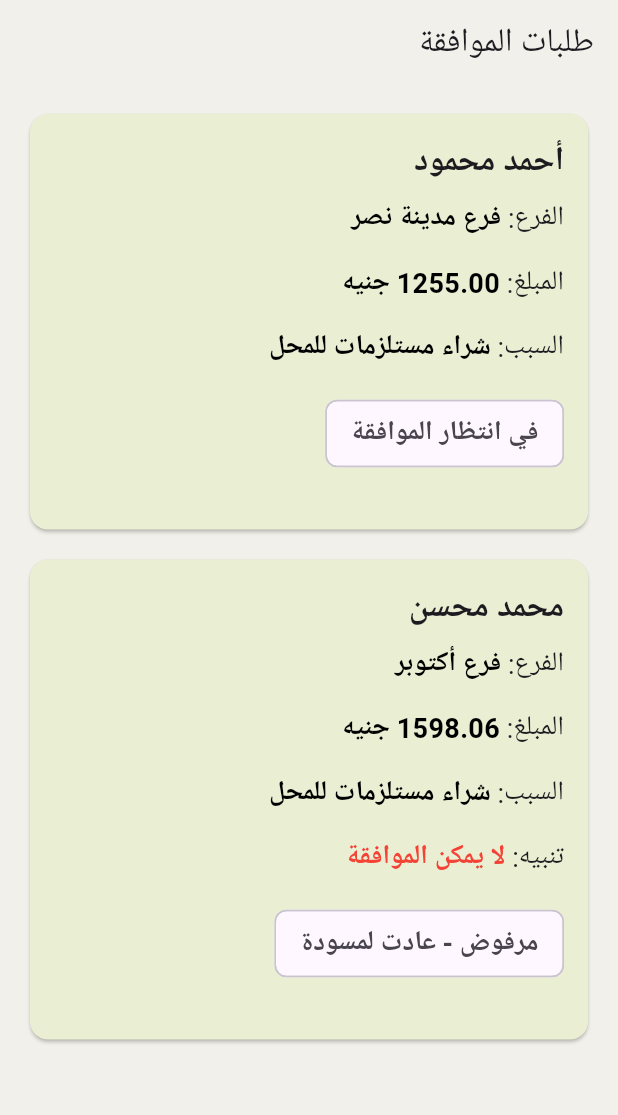
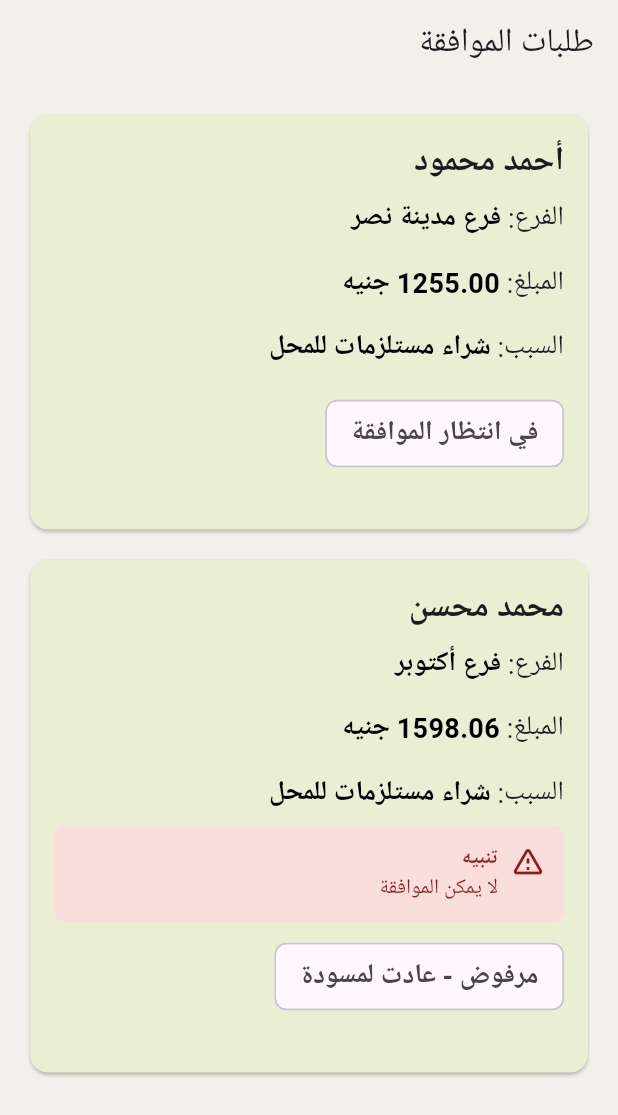
Before and after one commit to BasmalaAhmed/shop_approval_app, a Flutter app: the screen it shows after launch, on a phone screen of 412 x 824 dp. Shown: the top 1115 px of the screen. Run offline on Flutter 3.47's test engine with Material 3 defaults, Android fonts, the phone set to English and light mode, and no system bars; our stand-ins replace flutter_bloc.

Commit message:
feat: show decision errors in Arabic notices

```diff
--- /dev/null
+++ b/lib/features/approvals/presentation/widgets/approval_notice.dart
@@ -0,0 +1,44 @@
+import 'package:flutter/material.dart';
+
+class ApprovalNotice extends StatelessWidget {
+  const ApprovalNotice({super.key, required this.title, required this.message});
+
+  final String title;
+  final String message;
+
+  @override
+  Widget build(BuildContext context) {
+    final colors = Theme.of(context).colorScheme;
+
+    return Container(
+      width: double.infinity,
+      padding: const EdgeInsets.all(12),
+      decoration: BoxDecoration(
+        color: colors.errorContainer,
+        borderRadius: BorderRadius.circular(8),
+      ),
+      child: Row(
+        crossAxisAlignment: CrossAxisAlignment.start,
+        children: [
+          Icon(Icons.warning_amber_rounded, color: colors.onErrorContainer),
+          const SizedBox(width: 8),
+          Expanded(
+            child: Column(
+              crossAxisAlignment: CrossAxisAlignment.start,
+              children: [
+                Text(
+                  title,
+                  style: TextStyle(
+                    color: colors.onErrorContainer,
+                    fontWeight: FontWeight.bold,
+                  ),
+                ),
+                Text(message, style: TextStyle(color: colors.onErrorContainer)),
+              ],
+            ),
+          ),
+        ],
+      ),
+    );
+  }
+}
--- a/lib/features/approvals/presentation/widgets/approval_request_card.dart
+++ b/lib/features/approvals/presentation/widgets/approval_request_card.dart
@@ -1,6 +1,7 @@
 import 'package:flutter/material.dart';
 import 'package:shop_approval_app/features/approvals/presentation/manager/approval_requests_cubit/approval_requests_state.dart';
 import 'package:shop_approval_app/features/approvals/presentation/widgets/approval_detail_row.dart';
+import 'package:shop_approval_app/features/approvals/presentation/widgets/approval_notice.dart';
 import 'package:shop_approval_app/features/approvals/presentation/widgets/approval_status_chip.dart';
 import 'package:shop_approval_app/models/approval_request.dart';
 
@@ -19,26 +20,29 @@ class ApprovalRequestCard extends StatelessWidget {
     final pounds = request.amountInPiastres ~/ 100;
     final piastres = request.amountInPiastres % 100;
 
-    String? operationMessage;
-    Color? operationColor;
+    Widget? operationStatus;
 
     if (operation is DecisionSubmitting) {
-      operationMessage = 'جارٍ إرسال القرار...';
-      operationColor = Colors.blue;
+      operationStatus = const Text('جارٍ إرسال القرار...');
     } else if (operation is DecisionCheckingOutcome) {
-      operationMessage = 'جارٍ التحقق من النتيجة...';
-      operationColor = Colors.blue;
+      operationStatus = const Text('جارٍ التحقق من النتيجة...');
     } else if (operation is DecisionUnknownOutcome) {
       final unknown = operation as DecisionUnknownOutcome;
-      operationMessage = unknown.message ?? 'نتيجة القرار غير مؤكدة';
-      operationColor = Colors.orange;
+      operationStatus = ApprovalNotice(
+        title: 'النتيجة غير مؤكدة',
+        message: unknown.message ?? 'تعذر تأكيد نتيجة القرار.',
+      );
     } else if (operation is DecisionConflict) {
-      operationMessage = 'تم تحديث الطلب من جهاز آخر';
-      operationColor = Colors.orange;
+      operationStatus = const ApprovalNotice(
+        title: 'تم تحديث الطلب',
+        message: 'تغيّرت بيانات الطلب من جهاز آخر. يرجى مراجعة البيانات.',
+      );
     } else if (operation is DecisionFailure) {
       final failure = operation as DecisionFailure;
-      operationMessage = failure.message;
-      operationColor = Colors.red;
+      operationStatus = ApprovalNotice(
+        title: 'تعذر تنفيذ القرار',
+        message: failure.message,
+      );
     }
 
     return Card(
@@ -59,11 +63,10 @@ class ApprovalRequestCard extends StatelessWidget {
               value: '$pounds.${piastres.toString().padLeft(2, '0')} جنيه',
             ),
             ApprovalDetailRow(label: 'السبب', value: request.reason),
-            if (request.attentionMessage != null)
-              ApprovalDetailRow(
-                label: 'تنبيه',
-                value: request.attentionMessage!,
-                noteColor: Colors.red,
+            if (request.attentionMessage?.trim().isNotEmpty == true)
+              ApprovalNotice(
+                title: 'تنبيه',
+                message: request.attentionMessage!,
               ),
             const SizedBox(height: 12),
             ApprovalStatusChip(
@@ -77,9 +80,9 @@ class ApprovalRequestCard extends StatelessWidget {
                 value: request.executedAsEmployee!,
               ),
             const SizedBox(height: 12),
-            if (operationMessage != null) ...[
+            if (operationStatus != null) ...[
               const SizedBox(height: 8),
-              Text(operationMessage, style: TextStyle(color: operationColor)),
+              operationStatus,
             ],
             const SizedBox(height: 12),
           ],
```
Also changed, not shown: lib/features/approvals/presentation/manager/approval_requests_cubit/approval_requests_cubit.dart (+23 -6 lines), lib/features/approvals/presentation/views/approval_request_details_page.dart (+26 -15 lines).
